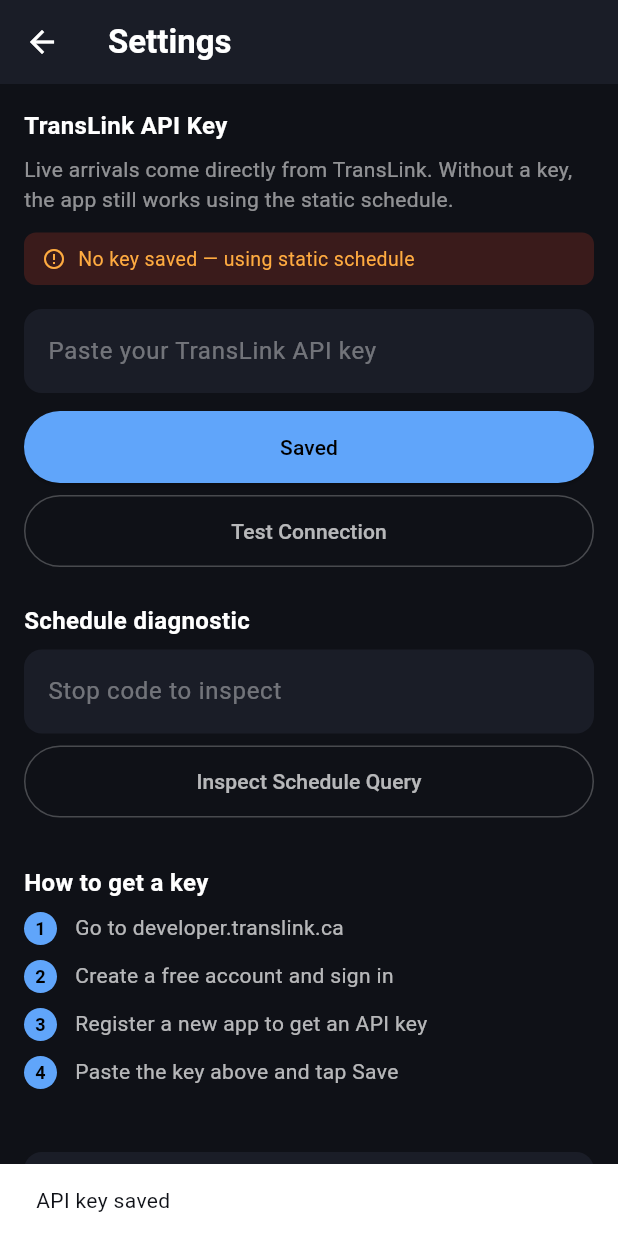
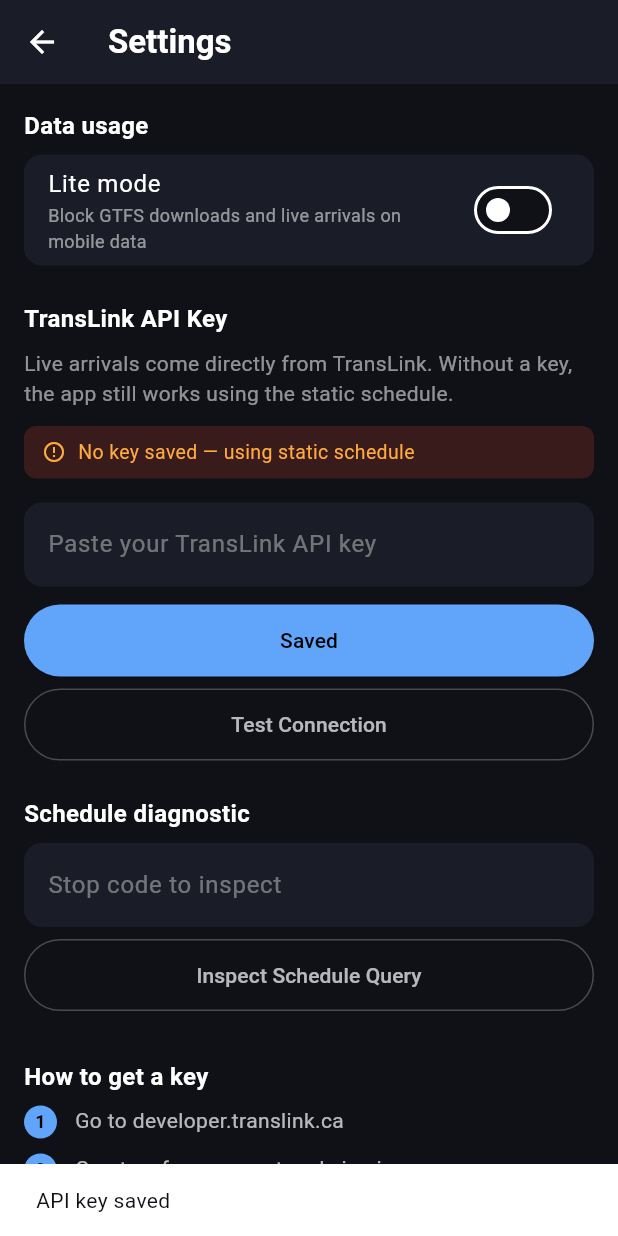
Before and after one commit to wilsmyth-del/next-bus-android, a Flutter app: the SettingsScreen screen opened directly, after a tap on "Save", on a phone screen of 412 x 824 dp. Run offline on Flutter 3.47's test engine with Material 3 defaults, Android fonts, the phone set to English and light mode, and no system bars; our stand-ins replace image_picker, shared_preferences, sqflite; missing offline and left inert: google_mlkit_text_recognition; accounts and stored records are empty; network calls fail.

Commit message:
Add lite mode toggle — block GTFS downloads and live API on mobile data
Settings toggle persisted via SharedPreferences. When on: GTFS update
checks and downloads are skipped, live GTFS-RT feed is bypassed (falls
back to static schedule), and the refresh button is hidden. If no local
data exists yet, a clear message prompts the user to connect to Wi-Fi.

Co-Authored-By: Claude Sonnet 4.6 <noreply@anthropic.com>

```diff
--- a/lib/screens/settings_screen.dart
+++ b/lib/screens/settings_screen.dart
@@ -15,6 +15,7 @@ class _SettingsScreenState extends State<SettingsScreen> {
   bool _loading = true;
   bool _saved = false;
   bool _hasKey = false;
+  bool _liteMode = false;
   bool _testing = false;
   String? _testResult;
   final _diagStopController = TextEditingController();
@@ -36,10 +37,12 @@ class _SettingsScreenState extends State<SettingsScreen> {
 
   Future<void> _load() async {
     final key = await ApiKeyService.getKey();
+    final liteMode = await ApiKeyService.getLiteMode();
     if (mounted) {
       setState(() {
         _controller.text = key ?? '';
         _hasKey = key != null;
+        _liteMode = liteMode;
         _loading = false;
       });
     }
@@ -99,6 +102,32 @@ class _SettingsScreenState extends State<SettingsScreen> {
           : ListView(
               padding: const EdgeInsets.all(16),
               children: [
+                const Text(
+                  'Data usage',
+                  style: TextStyle(color: Colors.white, fontWeight: FontWeight.bold, fontSize: 16),
+                ),
+                const SizedBox(height: 8),
+                Container(
+                  decoration: BoxDecoration(
+                    color: const Color(0xFF1A1D27),
+                    borderRadius: BorderRadius.circular(12),
+                  ),
+                  child: SwitchListTile(
+                    title: const Text('Lite mode', style: TextStyle(color: Colors.white)),
+                    subtitle: const Text(
+                      'Block GTFS downloads and live arrivals on mobile data',
+                      style: TextStyle(color: Colors.white54, fontSize: 12),
+                    ),
+                    value: _liteMode,
+                    activeColor: const Color(0xFF60A5FA),
+                    onChanged: (val) async {
+                      await ApiKeyService.setLiteMode(val);
+                      TranslinkService.clearCache();
+                      if (mounted) setState(() => _liteMode = val);
+                    },
+                  ),
+                ),
+                const SizedBox(height: 24),
                 const Text(
                   'TransLink API Key',
                   style: TextStyle(color: Colors.white, fontWeight: FontWeight.bold, fontSize: 16),
--- a/lib/services/api_key_service.dart
+++ b/lib/services/api_key_service.dart
@@ -2,6 +2,7 @@ import 'package:shared_preferences/shared_preferences.dart';
 
 class ApiKeyService {
   static const _prefsKey = 'translink_api_key';
+  static const _liteModeKey = 'lite_mode';
 
   static Future<String?> getKey() async {
     final prefs = await SharedPreferences.getInstance();
@@ -17,4 +18,14 @@ class ApiKeyService {
   static Future<bool> hasKey() async {
     return await getKey() != null;
   }
+
+  static Future<bool> getLiteMode() async {
+    final prefs = await SharedPreferences.getInstance();
+    return prefs.getBool(_liteModeKey) ?? false;
+  }
+
+  static Future<void> setLiteMode(bool value) async {
+    final prefs = await SharedPreferences.getInstance();
+    await prefs.setBool(_liteModeKey, value);
+  }
 }
--- a/lib/services/translink_service.dart
+++ b/lib/services/translink_service.dart
@@ -57,8 +57,11 @@ class TranslinkService {
       }
     }
 
+    // Skip live feed entirely in lite mode
+    final liteMode = await ApiKeyService.getLiteMode();
+
     // Try direct TransLink GTFS-RT
-    try {
+    if (!liteMode) try {
       final feedBytes = await _getFeed(forceRefresh: forceRefresh);
       if (feedBytes != null) {
         final stopRow = await DbService.lookupStop(stopCode);
```
Also changed, not shown: lib/screens/search_screen.dart (+15 -3 lines).
